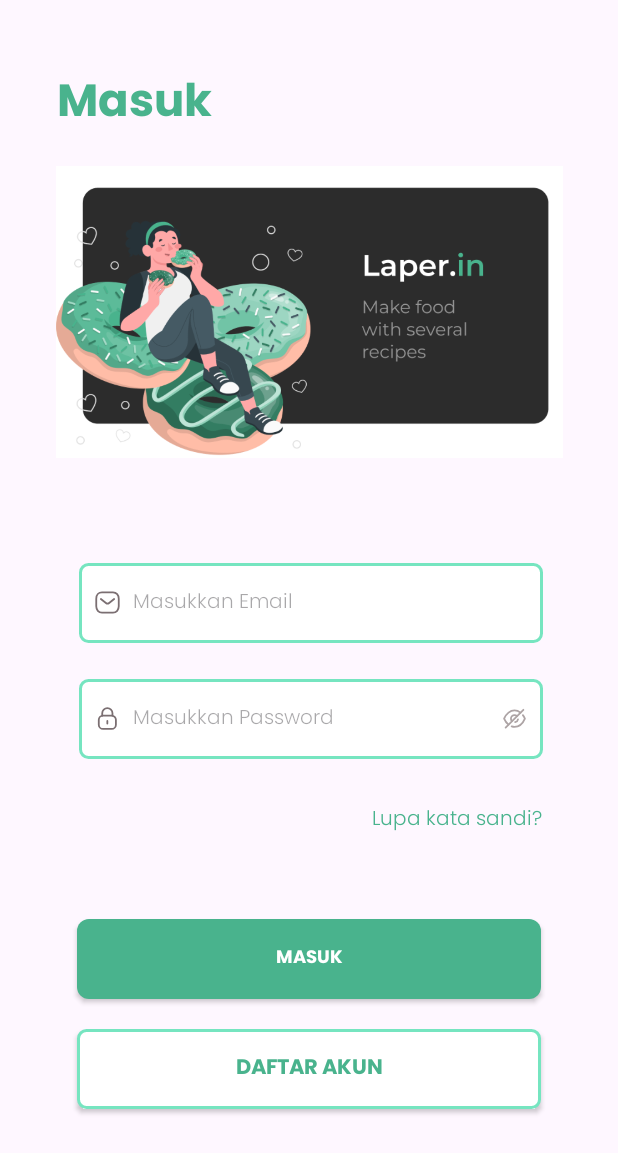
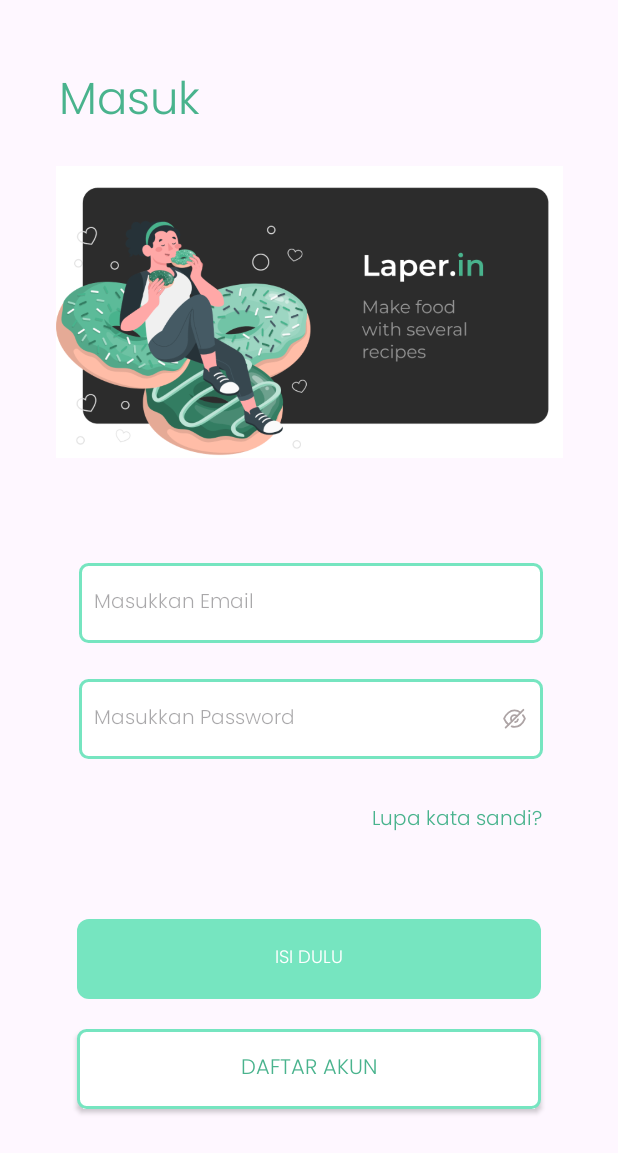
Before and after one commit to Laper-in/laperin-app, an Android app: the layout activity_login.xml on its own in the app's theme, with its tools: preview values and no code run, on a phone screen of 412 x 824 dp. Shown: the top 1153 px of the screen. Run offline under Robolectric (Android 15) with nearby library versions, the phone set to English and light mode, and no system bars.

Commit message:
Halaman Register

```diff
--- a/app/src/main/AndroidManifest.xml
+++ b/app/src/main/AndroidManifest.xml
@@ -13,6 +13,9 @@
         android:theme="@style/Theme.LaperinApp"
         tools:targetApi="31">
         <activity
+            android:name=".ui.register.RegisterActivity"
+            android:exported="false" />
+        <activity
             android:name=".MainActivity"
             android:exported="false" />
         <activity
--- /dev/null
+++ b/app/src/main/java/com/capstone/laperinapp/costumView/ButtonActivity.kt
@@ -0,0 +1,28 @@
+package com.capstone.laperinapp.costumView
+
+import android.content.Context
+import android.graphics.drawable.Drawable
+import android.util.AttributeSet
+import androidx.appcompat.widget.AppCompatButton
+import androidx.core.content.ContextCompat
+import com.capstone.laperinapp.R
+
+class ButtonActivity : AppCompatButton {
+
+    private lateinit var background : Drawable
+    constructor(context: Context) : super(context) {
+        init()
+    }
+
+    constructor(context: Context, attrs: AttributeSet) : super(context, attrs) {
+        init()
+    }
+
+    constructor(context: Context, attrs: AttributeSet, defStyleAttr: Int) : super(context, attrs, defStyleAttr) {
+        init()
+    }
+
+    private fun init() {
+        background = ContextCompat.getDrawable(context, R.drawable.rounded_button) as Drawable
+    }
+}
--- a/app/src/main/java/com/capstone/laperinapp/costumView/ProgressButton.kt
+++ b/app/src/main/java/com/capstone/laperinapp/costumView/ButtonLogin.kt
@@ -9,7 +9,7 @@ import androidx.appcompat.widget.AppCompatButton
 import androidx.core.content.ContextCompat
 import com.capstone.laperinapp.R
 
-class ProgressButton : AppCompatButton {
+class ButtonLogin : AppCompatButton {
 
     private lateinit var enabledBackground: Drawable
     private lateinit var disabledBackground: Drawable
--- a/app/src/main/java/com/capstone/laperinapp/ui/login/LoginActivity.kt
+++ b/app/src/main/java/com/capstone/laperinapp/ui/login/LoginActivity.kt
@@ -1,9 +1,11 @@
 package com.capstone.laperinapp.ui.login
 
+import android.content.Intent
 import androidx.appcompat.app.AppCompatActivity
 import android.os.Bundle
 import com.capstone.laperinapp.R
 import com.capstone.laperinapp.databinding.ActivityLoginBinding
+import com.capstone.laperinapp.ui.register.RegisterActivity
 
 class LoginActivity : AppCompatActivity() {
 
@@ -12,5 +14,9 @@ class LoginActivity : AppCompatActivity() {
         super.onCreate(savedInstanceState)
         binding =ActivityLoginBinding.inflate(layoutInflater)
         setContentView(binding.root)
+
+        binding.btDaftarLogin.setOnClickListener {
+            startActivity(Intent(this, RegisterActivity::class.java))
+        }
     }
 }
--- a/app/src/main/res/drawable/ic_lock.xml
+++ /dev/null
@@ -1,28 +0,0 @@
-<vector xmlns:android="http://schemas.android.com/apk/res/android"
-    android:width="18dp"
-    android:height="18dp"
-    android:viewportWidth="18"
-    android:viewportHeight="18">
-  <path
-      android:pathData="M12.318,7.086V5.476C12.318,3.591 10.789,2.062 8.904,2.062C7.02,2.054 5.485,3.575 5.477,5.461V5.476V7.086"
-      android:strokeLineJoin="round"
-      android:strokeWidth="1.2"
-      android:fillColor="#00000000"
-      android:strokeColor="#7B6F72"
-      android:strokeLineCap="round"/>
-  <path
-      android:pathData="M11.762,15.937H6.032C4.461,15.937 3.188,14.664 3.188,13.093V9.876C3.188,8.305 4.461,7.032 6.032,7.032H11.762C13.333,7.032 14.606,8.305 14.606,9.876V13.093C14.606,14.664 13.333,15.937 11.762,15.937Z"
-      android:strokeLineJoin="round"
-      android:strokeWidth="1.2"
-      android:fillColor="#00000000"
-      android:fillType="evenOdd"
-      android:strokeColor="#7B6F72"
-      android:strokeLineCap="round"/>
-  <path
-      android:pathData="M8.897,10.652V12.318"
-      android:strokeLineJoin="round"
-      android:strokeWidth="1.2"
-      android:fillColor="#00000000"
-      android:strokeColor="#7B6F72"
-      android:strokeLineCap="round"/>
-</vector>
--- a/app/src/main/res/drawable/ic_message.xml
+++ /dev/null
@@ -1,21 +0,0 @@
-<vector xmlns:android="http://schemas.android.com/apk/res/android"
-    android:width="18dp"
-    android:height="18dp"
-    android:viewportWidth="18"
-    android:viewportHeight="18">
-  <path
-      android:pathData="M13.427,6.638L10.094,9.348C9.465,9.848 8.579,9.848 7.949,9.348L4.589,6.638"
-      android:strokeLineJoin="round"
-      android:strokeWidth="1.2"
-      android:fillColor="#00000000"
-      android:strokeColor="#7B6F72"
-      android:strokeLineCap="round"/>
-  <path
-      android:pathData="M12.682,15.75C14.963,15.756 16.5,13.882 16.5,11.579V6.428C16.5,4.124 14.963,2.25 12.682,2.25H5.318C3.037,2.25 1.5,4.124 1.5,6.428V11.579C1.5,13.882 3.037,15.756 5.318,15.75H12.682Z"
-      android:strokeLineJoin="round"
-      android:strokeWidth="1.2"
-      android:fillColor="#00000000"
-      android:fillType="evenOdd"
-      android:strokeColor="#7B6F72"
-      android:strokeLineCap="round"/>
-</vector>
--- a/app/src/main/res/layout/activity_login.xml
+++ b/app/src/main/res/layout/activity_login.xml
@@ -12,6 +12,7 @@
         android:layout_width="wrap_content"
         android:layout_height="wrap_content"
         android:text="@string/masuk"
+        android:textStyle=""
         android:textSize="30sp"
         app:layout_constraintBottom_toBottomOf="parent"
         app:layout_constraintEnd_toEndOf="parent"
@@ -37,7 +38,6 @@
         android:layout_width="309dp"
         android:layout_height="53dp"
         android:background="@drawable/rounded"
-        android:drawableStart="@drawable/ic_message"
         android:drawablePadding="@dimen/spacing_8"
         android:hint="@string/masukkan_email"
         android:padding="10dp"
@@ -57,7 +57,6 @@
         android:layout_height="53dp"
         android:layout_marginTop="24dp"
         android:background="@drawable/rounded"
-        android:drawableStart="@drawable/ic_lock"
         android:drawableEnd="@drawable/ic_password"
         android:drawablePadding="@dimen/spacing_8"
         android:hint="@string/Masukkan_password"
@@ -84,28 +83,28 @@
         app:layout_constraintTop_toBottomOf="@+id/ed_password_login"
         app:layout_constraintVertical_bias="0.1" />
 
-    <com.capstone.laperinapp.costumView.ProgressButton
+    <com.capstone.laperinapp.costumView.ButtonLogin
         android:id="@+id/bt_masuk_login"
         style="@style/bold"
         android:layout_width="309dp"
         android:layout_height="53dp"
-        android:text="@string/masuk"
         android:background="@color/primary"
         android:textColor="@color/white"
+        android:enabled="false"
         app:layout_constraintBottom_toBottomOf="parent"
         app:layout_constraintEnd_toEndOf="parent"
         app:layout_constraintStart_toStartOf="parent"
         app:layout_constraintTop_toBottomOf="@+id/ed_password_login"
         app:layout_constraintVertical_bias="0.404" />
 
-    <com.capstone.laperinapp.costumView.ButtonRegister
+    <com.capstone.laperinapp.costumView.ButtonActivity
         android:id="@+id/bt_daftar_login"
         style="@style/bold"
         android:layout_width="309dp"
         android:layout_height="53dp"
         android:layout_marginTop="20dp"
+        android:background="@drawable/rounded_button"
         android:text="@string/daftar_akun"
-        android:background="@drawable/rounded_button"
         app:layout_constraintBottom_toBottomOf="parent"
         app:layout_constraintEnd_toEndOf="@+id/bt_masuk_login"
         app:layout_constraintHorizontal_bias="0.0"
--- a/app/src/main/res/values/strings.xml
+++ b/app/src/main/res/values/strings.xml
@@ -4,6 +4,11 @@
     <string name="masukkan_email">Masukkan Email</string>
     <string name="Masukkan_password">Masukkan Password</string>
     <string name="daftar_akun">Daftar Akun</string>
+    <string name="daftar">Daftar</string>
     <string name="lupa_sandi">Lupa kata sandi?</string>
     <string name="password_minimum_character">Kata sandi harus minimal 8 karakter</string>
+    <string name="nama_lengkap"> Nama Lengkap</string>
+    <string name="masukkan_ulang_password">Masukkan Ulang Password</string>
+    <string name="masukkan_alamat_lengkap">Masukkan Alamat Lengkap</string>
+    <string name="ttl">TTL</string>
 </resources>
--- a/app/src/main/res/values/style.xml
+++ b/app/src/main/res/values/style.xml
@@ -1,7 +1,7 @@
 <?xml version="1.0" encoding="utf-8"?>
 <resources>
     <style name="bold">
-        <item name="android:fontFamily">@font/poppins_bold</item>
+        <item name="android:fontFamily">@font/poppins_light</item>
         <item name="android:textColor">@color/primary</item>
     </style>
 
```
Also changed, not shown: app/src/main/java/com/capstone/laperinapp/costumView/ButtonRegister.kt (+19 -2 lines), app/src/main/java/com/capstone/laperinapp/ui/register/RegisterActivity.kt (added, +43 -0 lines), app/src/main/res/layout/activity_register.xml (added, +146 -0 lines).
